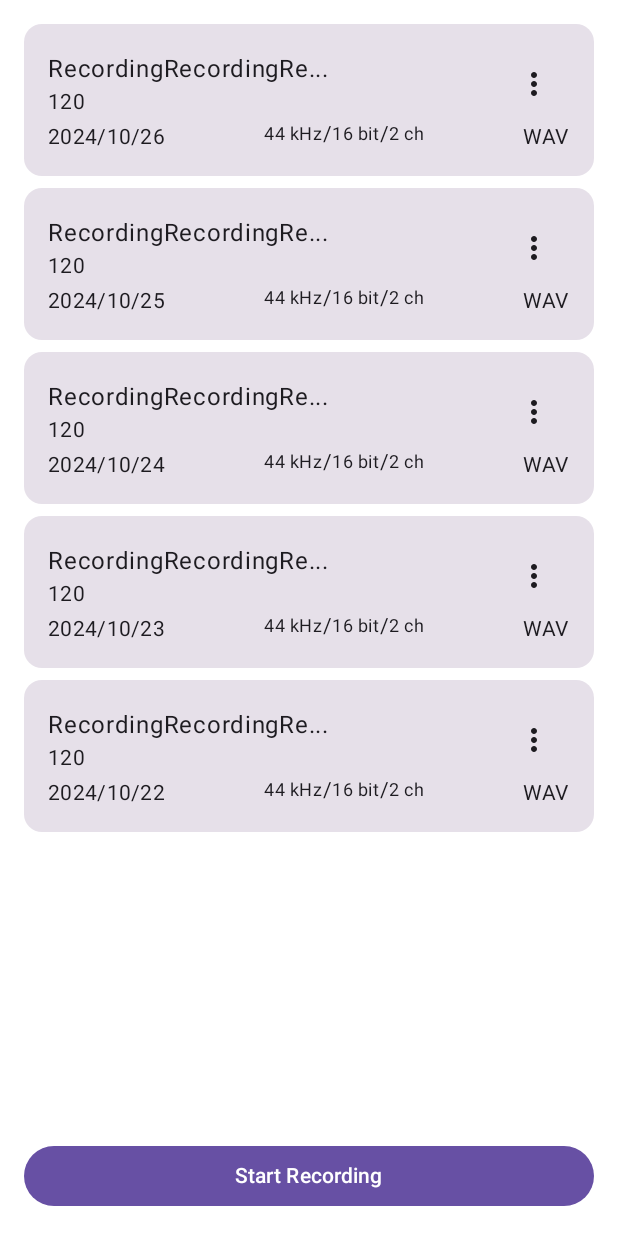
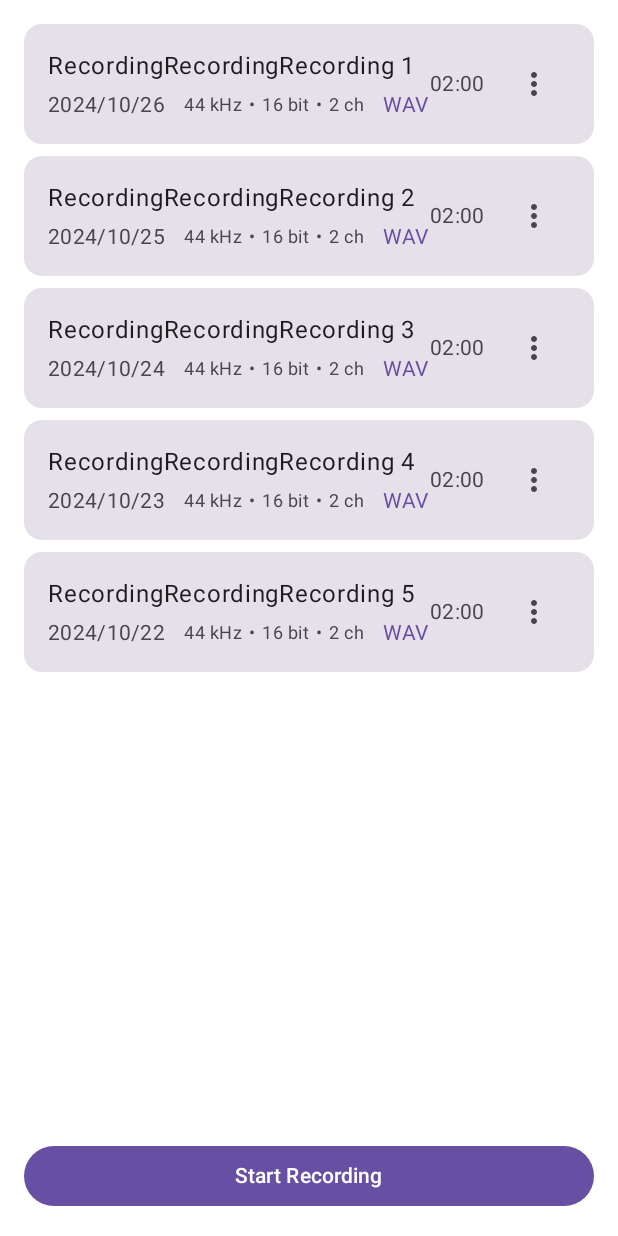
Before and after one commit to entaku0818/simpleRecord, an Android app built with Jetpack Compose: the @Preview function PreviewRecordingsScreen, on a phone screen of 412 x 824 dp. Run offline under Robolectric (Android 15) with nearby library versions, the phone set to English and light mode, and no system bars.

Commit message:
表示フォーマットを修正

```diff
--- /dev/null
+++ b/app/src/main/java/com/entaku/simpleRecord/DurationExtensions.kt
@@ -0,0 +1,19 @@
+package com.entaku.simpleRecord
+
+// DurationExtensions.kt
+import java.time.Duration
+
+/**
+ * Duration型の拡張関数
+ */
+fun Duration.formatTime(): String {
+    val minutes = this.toMinutes()
+    val remainingSeconds = this.seconds % 60
+    return String.format("%02d:%02d", minutes, remainingSeconds)
+}
+
+fun Long.formatTime(): String {
+    val minutes = this / 60
+    val seconds = this % 60
+    return String.format("%02d:%02d", minutes, seconds)
+}
--- a/app/src/main/java/com/entaku/simpleRecord/RecordingsScreen.kt
+++ b/app/src/main/java/com/entaku/simpleRecord/RecordingsScreen.kt
@@ -2,6 +2,7 @@ package com.entaku.simpleRecord
 
 import androidx.compose.foundation.clickable
 import androidx.compose.foundation.layout.Arrangement
+import androidx.compose.foundation.layout.Box
 import androidx.compose.foundation.layout.Column
 import androidx.compose.foundation.layout.PaddingValues
 import androidx.compose.foundation.layout.Row
@@ -14,6 +15,8 @@ import androidx.compose.foundation.layout.size
 import androidx.compose.foundation.lazy.LazyColumn
 import androidx.compose.foundation.lazy.items
 import androidx.compose.material.icons.Icons
+import androidx.compose.material.icons.filled.Delete
+import androidx.compose.material.icons.filled.Edit
 import androidx.compose.material.icons.filled.MoreVert
 import androidx.compose.material3.AlertDialog
 import androidx.compose.material3.Button
@@ -107,7 +110,7 @@ fun RecordingListItem(
     var showEditNameDialog by remember { mutableStateOf(false) }
 
     // Set a maximum length for the title and append ellipsis if it exceeds the limit
-    val maxTitleLength = 20
+    val maxTitleLength = 30
     val shortenedTitle = if (recording.title.length > maxTitleLength) {
         recording.title.take(maxTitleLength) + "..."
     } else {
@@ -119,37 +122,102 @@ fun RecordingListItem(
             .fillMaxWidth()
             .clickable { onItemClick() },
     ) {
-        Column(modifier = Modifier.padding(16.dp)) {
+        Column(
+            modifier = Modifier.padding(16.dp)
+        ) {
             Row(
                 modifier = Modifier.fillMaxWidth(),
                 horizontalArrangement = Arrangement.SpaceBetween,
                 verticalAlignment = Alignment.CenterVertically
             ) {
-                // Recording title and duration
-                Column(modifier = Modifier.weight(1f)) {
+                // Left side content
+                Column(
+                    modifier = Modifier.weight(1f)
+                ) {
+                    // Title
                     Text(
-                        text = shortenedTitle, // Use the truncated title
+                        text = shortenedTitle,
                         style = MaterialTheme.typography.bodyLarge,
                         maxLines = 1,
                         overflow = TextOverflow.Ellipsis
                     )
+
+                    Spacer(modifier = Modifier.height(4.dp))
+
+                    // Date and Recording specs
+                    Row(
+                        modifier = Modifier.fillMaxWidth(),
+                        horizontalArrangement = Arrangement.SpaceBetween,
+                        verticalAlignment = Alignment.CenterVertically
+                    ) {
                         Text(
-                        text = "${recording.duration}",
-                        style = MaterialTheme.typography.bodyMedium
+                            text = formattedDate,
+                            style = MaterialTheme.typography.bodyMedium,
+                            color = MaterialTheme.colorScheme.onSurfaceVariant
+                        )
+
+                        // Recording specs
+                        Row(
+                            horizontalArrangement = Arrangement.spacedBy(4.dp),
+                            verticalAlignment = Alignment.CenterVertically
+                        ) {
+                            Text(
+                                text = "${recording.khz} kHz",
+                                style = MaterialTheme.typography.bodySmall,
+                                color = MaterialTheme.colorScheme.onSurfaceVariant
+                            )
+                            Text(
+                                text = "•",
+                                style = MaterialTheme.typography.bodySmall,
+                                color = MaterialTheme.colorScheme.onSurfaceVariant
+                            )
+                            Text(
+                                text = "${recording.bitRate} bit",
+                                style = MaterialTheme.typography.bodySmall,
+                                color = MaterialTheme.colorScheme.onSurfaceVariant
+                            )
+                            Text(
+                                text = "•",
+                                style = MaterialTheme.typography.bodySmall,
+                                color = MaterialTheme.colorScheme.onSurfaceVariant
+                            )
+                            Text(
+                                text = "${recording.channels} ch",
+                                style = MaterialTheme.typography.bodySmall,
+                                color = MaterialTheme.colorScheme.onSurfaceVariant
                             )
                         }
 
+                        Text(
+                            text = recording.fileExtension.uppercase(),
+                            style = MaterialTheme.typography.bodyMedium,
+                            color = MaterialTheme.colorScheme.primary
+                        )
+                    }
+                }
+
+                // Right side content
+                Row(
+                    horizontalArrangement = Arrangement.spacedBy(8.dp),
+                    verticalAlignment = Alignment.CenterVertically
+                ) {
+                    Text(
+                        text = recording.duration.formatTime(),
+                        style = MaterialTheme.typography.bodyMedium,
+                        color = MaterialTheme.colorScheme.onSurfaceVariant
+                    )
+
+                    Box {
                         IconButton(
-                    onClick = { expanded = true },
+                            onClick = { expanded = true }
                         ) {
                             Icon(
-                        imageVector = Icons.Default.MoreVert, // メニュー用のアイコン
-                        contentDescription = "Menu", // アクセシビリティ用の説明
-                        modifier = Modifier.size(24.dp) // アイコン自体のサイズを指定
+                                imageVector = Icons.Default.MoreVert,
+                                contentDescription = "More options",
+                                tint = MaterialTheme.colorScheme.onSurfaceVariant
                             )
                         }
 
-                // Dropdown menu
                         DropdownMenu(
                             expanded = expanded,
                             onDismissRequest = { expanded = false }
@@ -159,54 +227,33 @@ fun RecordingListItem(
                                     expanded = false
                                     showEditNameDialog = true
                                 },
-                        text = { Text("Edit Name") }
+                                text = { Text("Edit Name") },
+                                leadingIcon = {
+                                    Icon(
+                                        Icons.Default.Edit,
+                                        contentDescription = null
+                                    )
+                                }
                             )
                             DropdownMenuItem(
                                 onClick = {
                                     expanded = false
-                            showDeleteDialog = true // Show confirmation dialog
+                                    showDeleteDialog = true
                                 },
-                        text = { Text("Delete") }
+                                text = { Text("Delete") },
+                                leadingIcon = {
+                                    Icon(
+                                        Icons.Default.Delete,
+                                        contentDescription = null
                                     )
                                 }
-            }
-
-            Spacer(modifier = Modifier.height(1.dp))
-
-            // Recording information display
-            Row(
-                modifier = Modifier.fillMaxWidth(),
-                horizontalArrangement = Arrangement.SpaceBetween
-            ) {
-                Text(
-                    text = formattedDate,
-                    style = MaterialTheme.typography.bodyMedium
-                )
-                Row {
-                    Text(
-                        text = "${recording.khz} kHz",
-                        style = MaterialTheme.typography.bodySmall
-                    )
-                    Text(text = "/")
-                    Text(
-                        text = "${recording.bitRate} bit",
-                        style = MaterialTheme.typography.bodySmall
-                    )
-                    Text(text = "/")
-                    Text(
-                        text = "${recording.channels} ch",
-                        style = MaterialTheme.typography.bodySmall
-                    )
-                }
-
-                Text(
-                    text = recording.fileExtension.uppercase(),
-                    style = MaterialTheme.typography.bodyMedium
                             )
                         }
                     }
                 }
-
+            }
+        }
+    }
     // 削除確認用モーダルダイアログ
     if (showDeleteDialog) {
         AlertDialog(
--- a/app/src/main/java/com/entaku/simpleRecord/record/RecordScreen.kt
+++ b/app/src/main/java/com/entaku/simpleRecord/record/RecordScreen.kt
@@ -33,6 +33,7 @@ import androidx.compose.ui.tooling.preview.Preview
 import androidx.compose.ui.unit.dp
 import androidx.core.content.ContextCompat
 import androidx.core.content.PermissionChecker
+import com.entaku.simpleRecord.formatTime
 import kotlinx.coroutines.flow.MutableStateFlow
 import kotlinx.coroutines.flow.StateFlow
 import java.time.Duration
@@ -103,7 +104,7 @@ fun RecordScreen(
 
                 if (uiState.recordingState == RecordingState.RECORDING) {
                     Text(
-                        text = formatTime(uiState.elapsedTime),
+                        text = uiState.elapsedTime.formatTime(),
                         style = MaterialTheme.typography.headlineMedium,
                         modifier = Modifier.padding(bottom = 16.dp)
                     )
@@ -162,11 +163,7 @@ fun RecordScreen(
         }
     }
 }
-private fun formatTime(duration: Duration): String {
-    val minutes = duration.toMinutes()
-    val remainingSeconds = duration.seconds % 60
-    return String.format("%02d:%02d", minutes, remainingSeconds)
-}
+
 @Preview(showBackground = true)
 @Composable
 fun PreviewRecordScreen() {
```
Lines whose indentation alone changed are shown as unchanged.
